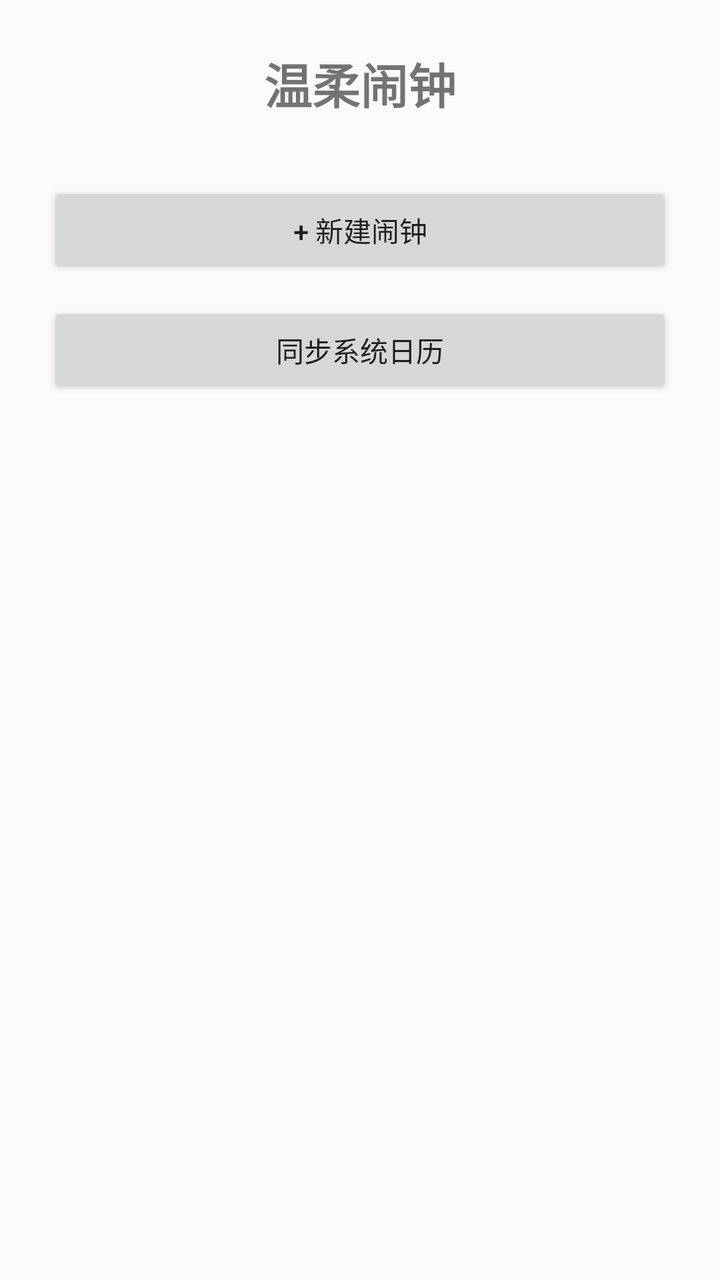
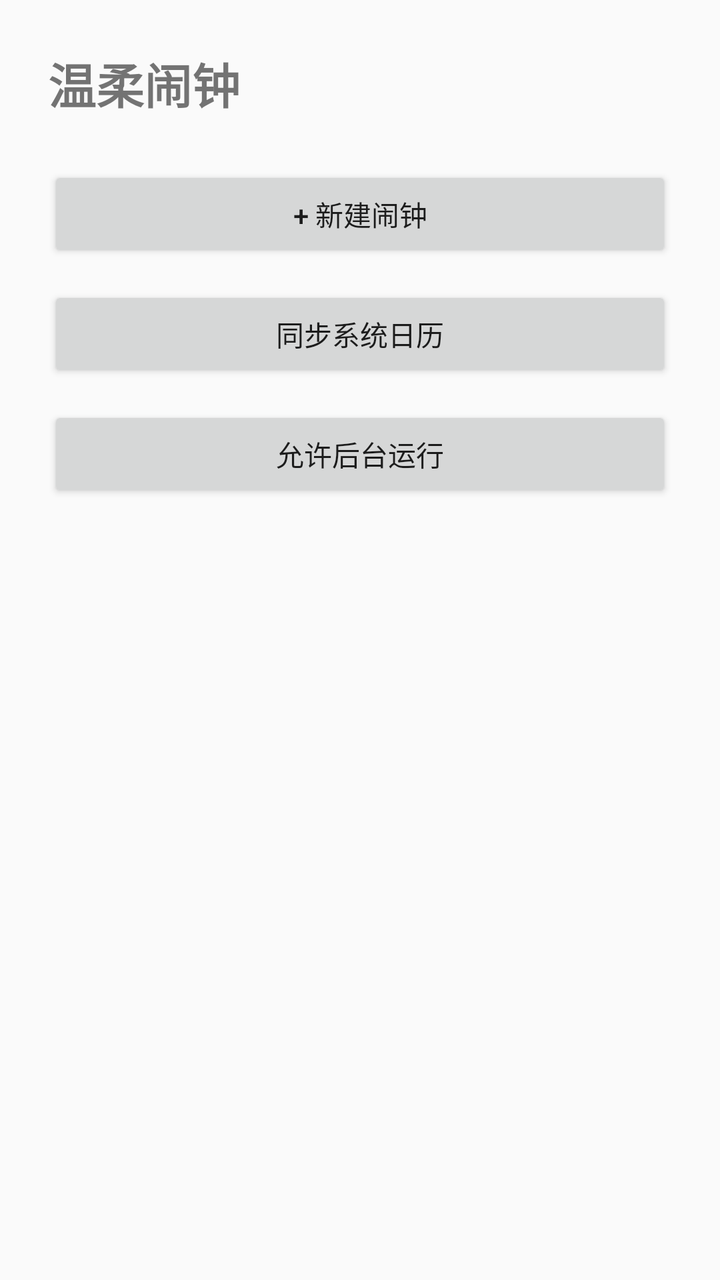

Compare the two renders of this Android layout. The source of the first and the diff that turns it into the second are given below.
<!-- AndroidManifest.xml: application theme Theme.AppCompat.Light.NoActionBar -->
<!-- res/layout/activity_main.xml -->
<?xml version="1.0" encoding="utf-8"?>
<LinearLayout xmlns:android="http://schemas.android.com/apk/res/android"
    android:layout_width="match_parent"
    android:layout_height="match_parent"
    android:orientation="vertical"
    android:padding="24dp"
    android:gravity="center_horizontal">

    <TextView
        android:layout_width="wrap_content"
        android:layout_height="wrap_content"
        android:text="温柔闹钟"
        android:textSize="24sp"
        android:textStyle="bold"
        android:layout_marginBottom="32dp"/>

    <Button
        android:id="@+id/btnAddAlarm"
        android:layout_width="match_parent"
        android:layout_height="wrap_content"
        android:text="+ 新建闹钟"/>

    <Button
        android:id="@+id/btnSyncCalendar"
        android:layout_width="match_parent"
        android:layout_height="wrap_content"
        android:layout_marginTop="12dp"
        android:text="同步系统日历"/>

    <TextView
        android:id="@+id/tvStatus"
        android:layout_width="wrap_content"
        android:layout_height="wrap_content"
        android:layout_marginTop="16dp"
        android:textColor="#888888"
        android:textSize="13sp"/>

    <TextView
        android:id="@+id/tvAlarmList"
        android:layout_width="match_parent"
        android:layout_height="wrap_content"
        android:layout_marginTop="24dp"
        android:textSize="16sp"
        android:lineSpacingExtra="8dp"/>

</LinearLayout>
<!-- resources referenced by this layout -->
<resources>

</resources>

<!-- the commit's change to res/layout/activity_main.xml (unified diff, before → after) -->
@@ -3,8 +3,7 @@
     android:layout_width="match_parent"
     android:layout_height="match_parent"
     android:orientation="vertical"
-    android:padding="24dp"
-    android:gravity="center_horizontal">
+    android:padding="24dp">
 
     <TextView
         android:layout_width="wrap_content"
@@ -12,7 +11,7 @@
         android:text="温柔闹钟"
         android:textSize="24sp"
         android:textStyle="bold"
-        android:layout_marginBottom="32dp"/>
+        android:layout_marginBottom="24dp"/>
 
     <Button
         android:id="@+id/btnAddAlarm"
@@ -27,20 +26,33 @@
         android:layout_marginTop="12dp"
         android:text="同步系统日历"/>
 
+    <Button
+        android:id="@+id/btnBackground"
+        android:layout_width="match_parent"
+        android:layout_height="wrap_content"
+        android:layout_marginTop="12dp"
+        android:text="允许后台运行"/>
+
     <TextView
         android:id="@+id/tvStatus"
-        android:layout_width="wrap_content"
+        android:layout_width="match_parent"
         android:layout_height="wrap_content"
         android:layout_marginTop="16dp"
         android:textColor="#888888"
         android:textSize="13sp"/>
 
-    <TextView
-        android:id="@+id/tvAlarmList"
+    <ScrollView
         android:layout_width="match_parent"
-        android:layout_height="wrap_content"
-        android:layout_marginTop="24dp"
-        android:textSize="16sp"
-        android:lineSpacingExtra="8dp"/>
+        android:layout_height="0dp"
+        android:layout_weight="1"
+        android:layout_marginTop="24dp">
+
+        <LinearLayout
+            android:id="@+id/alarmListContainer"
+            android:layout_width="match_parent"
+            android:layout_height="wrap_content"
+            android:orientation="vertical"/>
+
+    </ScrollView>
 
 </LinearLayout>
